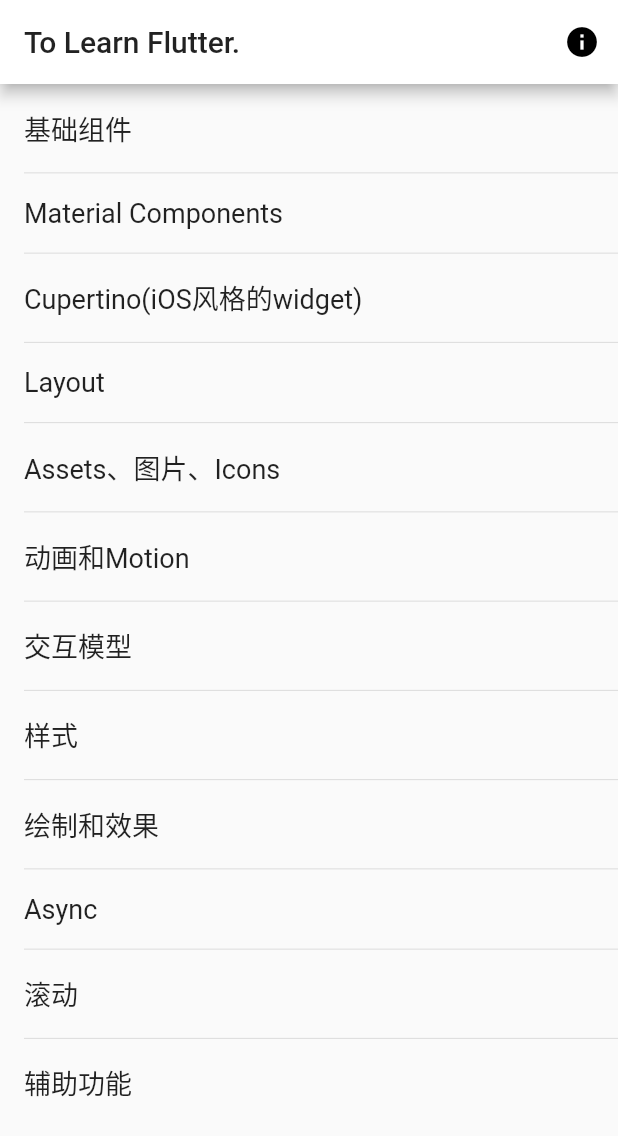
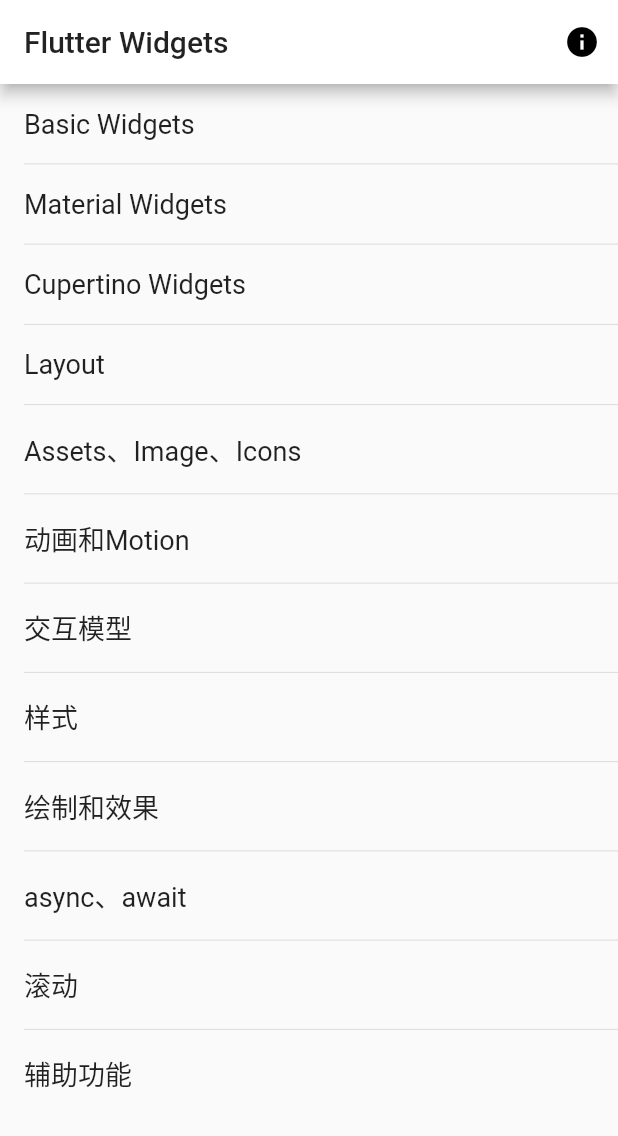
Before and after one commit to sunfusheng/FlutterDemo, a Flutter app: the screen it shows after launch, after a tap on the "info" icon, on a phone screen of 412 x 824 dp. Shown: the top 1136 px of the screen. Run offline on Flutter 3.47's test engine with Material 2 defaults, Android fonts, the light colour scheme and no system bars.

Commit message:
完善首页

```diff
--- a/lib/main.dart
+++ b/lib/main.dart
@@ -1,93 +1,18 @@
 import 'package:flutter/material.dart';
+import 'package:FlutterWidgets/pages/HomePage.dart';
 
 void main() => runApp(new MyApp());
 
 class MyApp extends StatelessWidget {
   @override
   Widget build(BuildContext context) {
-    return new MaterialApp(
-      theme: new ThemeData(
+    return MaterialApp(
+      theme: ThemeData(
         primaryColor: Colors.white,
         primaryColorDark: Colors.white,
-        primaryColorLight: Colors.white,
         accentColor: Colors.white,
       ),
-      home: new MainPageWidget(),
+      home: HomePage(),
     );
   }
 }
-
-class MainPageWidget extends StatefulWidget {
-  @override
-  State<StatefulWidget> createState() {
-    return new MainPageState();
-  }
-}
-
-class MainPageState extends State {
-  static final GlobalKey<ScaffoldState> _scaffoldKey =
-      GlobalKey<ScaffoldState>();
-  final _dataSource = <String>[];
-  final _textStyle = const TextStyle(fontSize: 18);
-
-  @override
-  void initState() {
-    super.initState();
-    _dataSource.add('基础组件');
-    _dataSource.add('Material Components');
-    _dataSource.add('Cupertino(iOS风格的widget)');
-    _dataSource.add('Layout');
-    _dataSource.add('Assets、图片、Icons');
-    _dataSource.add('动画和Motion');
-    _dataSource.add('交互模型');
-    _dataSource.add('样式');
-    _dataSource.add('绘制和效果');
-    _dataSource.add('Async');
-    _dataSource.add('滚动');
-    _dataSource.add('辅助功能');
-  }
-
-  @override
-  Widget build(BuildContext context) {
-    return new Scaffold(
-      appBar: new AppBar(
-        title: new Text('To Learn Flutter.'),
-        actions: <Widget>[
-          new IconButton(icon: new Icon(Icons.info), onPressed: _gotoAboutPage)
-        ],
-      ),
-      body: _buildListView(context),
-    );
-  }
-
-  void _gotoAboutPage() {}
-
-  Widget _buildListView(BuildContext context) {
-    return new ListView.separated(
-        itemCount: _dataSource.length,
-        itemBuilder: (context, position) {
-          return _buildRow(context, _dataSource[position]);
-        },
-        separatorBuilder: (context, position) {
-          return new Divider(
-            height: 0.5,
-            indent: 16,
-          );
-        });
-  }
-
-  Widget _buildRow(BuildContext context, String text) {
-    return new InkWell(
-      onTap: () {
-        Scaffold.of(context)..showSnackBar(SnackBar(content: Text(text)));
-      },
-      child: new Padding(
-        padding: EdgeInsets.all(16),
-        child: Text(
-          text,
-          style: _textStyle,
-        ),
-      ),
-    );
-  }
-}
--- /dev/null
+++ b/lib/pages/HomePage.dart
@@ -0,0 +1,71 @@
+import 'package:flutter/material.dart';
+
+class HomePage extends StatefulWidget {
+  @override
+  State<StatefulWidget> createState() {
+    return _HomePageState();
+  }
+}
+
+class _HomePageState extends State {
+  final items = [
+    'Basic Widgets',
+    'Material Widgets',
+    'Cupertino Widgets',
+    'Layout',
+    'Assets、Image、Icons',
+    '动画和Motion',
+    '交互模型',
+    '样式',
+    '绘制和效果',
+    'async、await',
+    '滚动',
+    '辅助功能',
+  ];
+
+  @override
+  Widget build(BuildContext context) {
+    return Scaffold(
+      appBar: AppBar(
+        title: Text('Flutter Widgets'),
+        actions: <Widget>[
+          IconButton(icon: new Icon(Icons.info), onPressed: _gotoAboutPage)
+        ],
+      ),
+      body: _buildListView(context),
+    );
+  }
+
+  void _gotoAboutPage() {}
+
+  Widget _buildListView(BuildContext context) {
+    return ListView.separated(
+        itemCount: items != null ? items.length : 0,
+        itemBuilder: (context, index) {
+          return _buildRow(context, items[index]);
+        },
+        separatorBuilder: (context, index) {
+          return Divider(
+            height: 0.5,
+            indent: 16,
+          );
+        });
+  }
+
+  Widget _buildRow(BuildContext context, String text) {
+    return InkWell(
+      onTap: () {
+        Scaffold.of(context)
+          ..removeCurrentSnackBar()
+          ..showSnackBar(SnackBar(content: Text(text)));
+      },
+      child: Padding(
+        padding: EdgeInsets.all(16),
+        child: Text(
+          text,
+          style: TextStyle(fontSize: 18),
+        ),
+      ),
+    );
+  }
+}
--- a/pubspec.yaml
+++ b/pubspec.yaml
@@ -1,5 +1,5 @@
-name: FlutterDemo
-description: To learn Flutter.
+name: FlutterWidgets
+description: To Learn Flutter.
 
 # The following defines the version and build number for your application.
 # A version number is three numbers separated by dots, like 1.2.43
```
Also changed, not shown: 7 other files.
